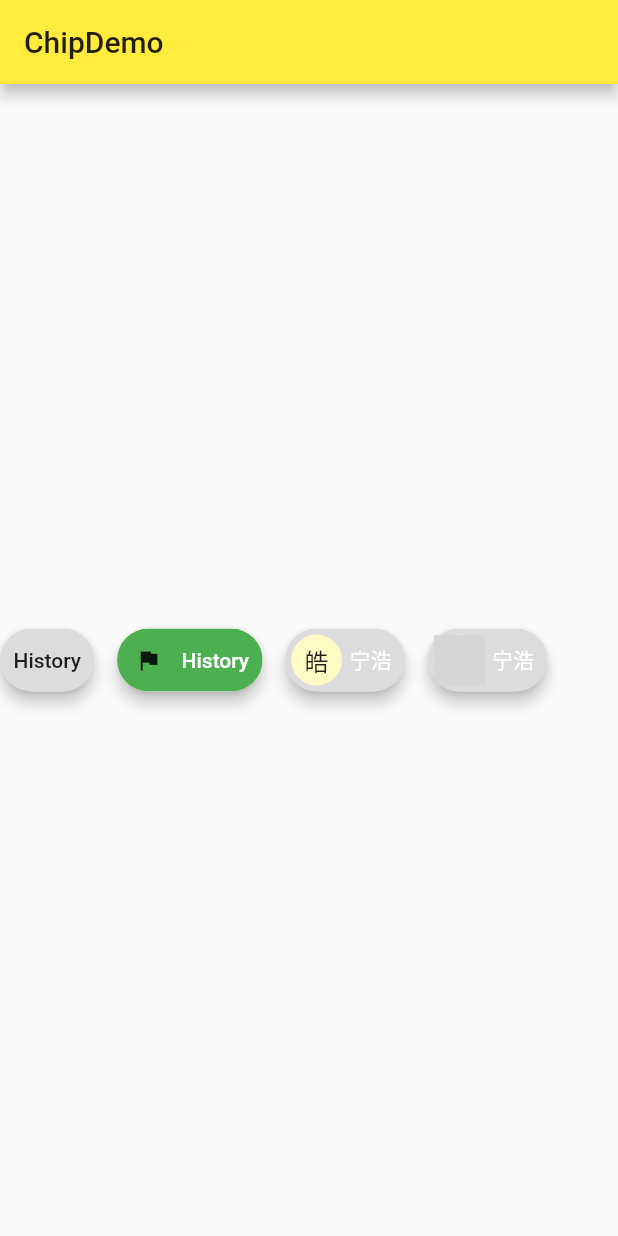
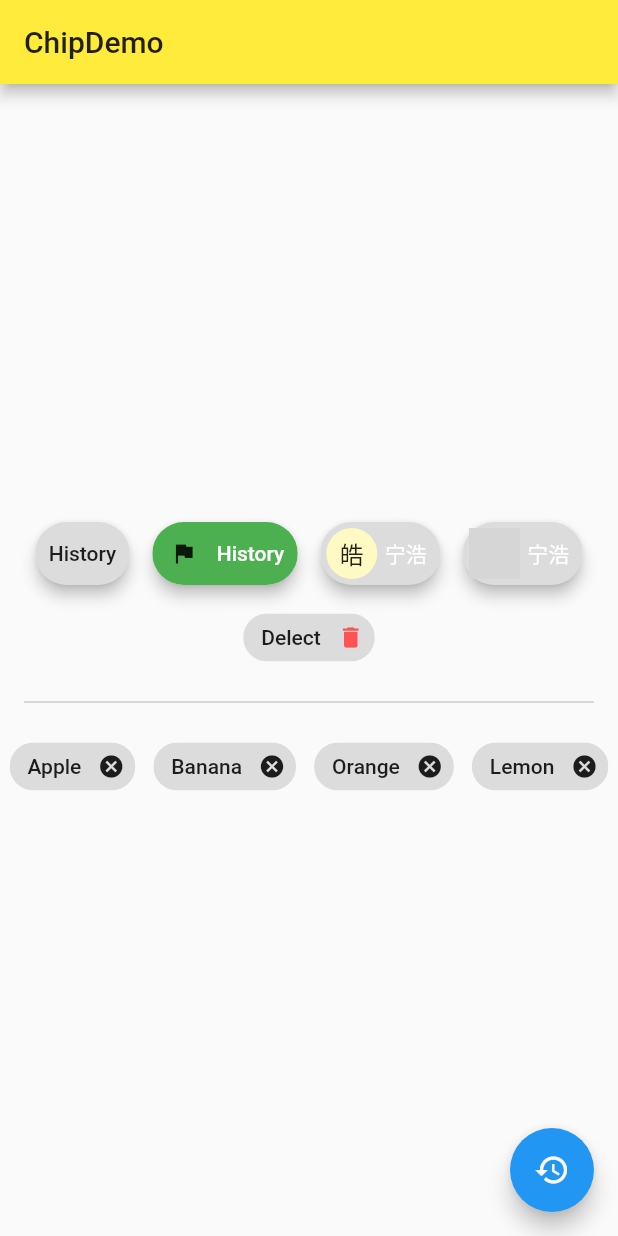
Before and after one commit to weiliushuai/Flutterhello, a Flutter app: the ChipDemo screen opened directly, on a phone screen of 412 x 824 dp. Run offline on Flutter 3.47's test engine with Material 2 defaults, Android fonts, the phone set to English and light mode, and no system bars; network calls fail; grey boxes are pictures that could not be loaded.

Commit message:
删除小部件和分割部件

```diff
--- a/lib/demo/chip_demo.dart
+++ b/lib/demo/chip_demo.dart
@@ -6,6 +6,7 @@ class ChipDemo extends StatefulWidget {
 }
 
 class _ChipDemoState extends State<ChipDemo> {
+  List<String> _tag = ["Apple","Banana","Orange","Lemon"];
   @override
   Widget build(BuildContext context) {
     return Scaffold(
@@ -16,20 +17,20 @@ class _ChipDemoState extends State<ChipDemo> {
         child: Column(
           mainAxisAlignment: MainAxisAlignment.center,
           children: <Widget>[
-            Wrap(//可换行
-            //  mainAxisAlignment: MainAxisAlignment.center,
-            direction: Axis.horizontal,//部件摆放方向，默认为水平方向
-            alignment: WrapAlignment.center,//对其方式
-            textDirection: TextDirection.ltr,
-            spacing: 15.0,//设置间距
-            runSpacing: 8.0,//行间距
+            Wrap(
+              //可换行
+              //  mainAxisAlignment: MainAxisAlignment.center,
+              direction: Axis.horizontal, //部件摆放方向，默认为水平方向
+              alignment: WrapAlignment.center, //对其方式
+              textDirection: TextDirection.ltr,
+              spacing: 15.0, //设置间距
+              runSpacing: 8.0, //行间距
               children: <Widget>[
-                 Chip(
+                Chip(
                   label: Text("History"),
                   elevation: 4.0,
                   labelPadding: EdgeInsets.all(5.0),
                 ),
-
                 Chip(
                   label: Text("History"),
                   backgroundColor: Colors.green,
@@ -38,12 +39,10 @@ class _ChipDemoState extends State<ChipDemo> {
                   elevation: 4.0,
                   labelPadding: EdgeInsets.all(5.0),
                 ),
-
                 Chip(
                   label: Text("宁浩"),
                   avatar: CircleAvatar(
-                      child: Text("皓"),
-
+                    child: Text("皓"),
                   ),
                   labelStyle: TextStyle(color: Colors.white),
                   elevation: 4.0,
@@ -60,11 +59,47 @@ class _ChipDemoState extends State<ChipDemo> {
                   elevation: 4.0,
                   labelPadding: EdgeInsets.all(5.0),
                 ),
+                Chip(
+                  label: Text("Delect"),
+                  onDeleted: (){},
+                  deleteIcon: Icon(Icons.delete),//删除图标
+                  deleteIconColor: Colors.redAccent,//图标颜色
+                  deleteButtonTooltipMessage: "Remove this Tag",//长安图标提示语
+                ),
+                Divider(//分隔符
+                  color: Colors.grey,
+                  height: 22.0,//距离上部的距离
+                  indent: 16.0,//左边的缩进
+                  endIndent: 16.0,//右边的缩进
+                  thickness: 0.5,//分割线的高度
+                ),
+                Wrap(
+                  spacing: 12.0,
+                  children: _tag.map((tag){
+                    return Chip(
+                      label: Text(tag),
+                      onDeleted: (){
+                        setState(() {
+                          _tag.remove(tag);
+                        });
+                      },
+                      );
+                  }).toList(),
+                ),
               ],
             ),
           ],
         ),
+
       ),
+      floatingActionButton: FloatingActionButton(
+        child: Icon(Icons.restore),
+        onPressed: (){
+          setState(() {
+            _tag = ["Apple","Banana","Orange","Lemon"];
+          });
+        }
+        ),
     );
   }
 }
```
